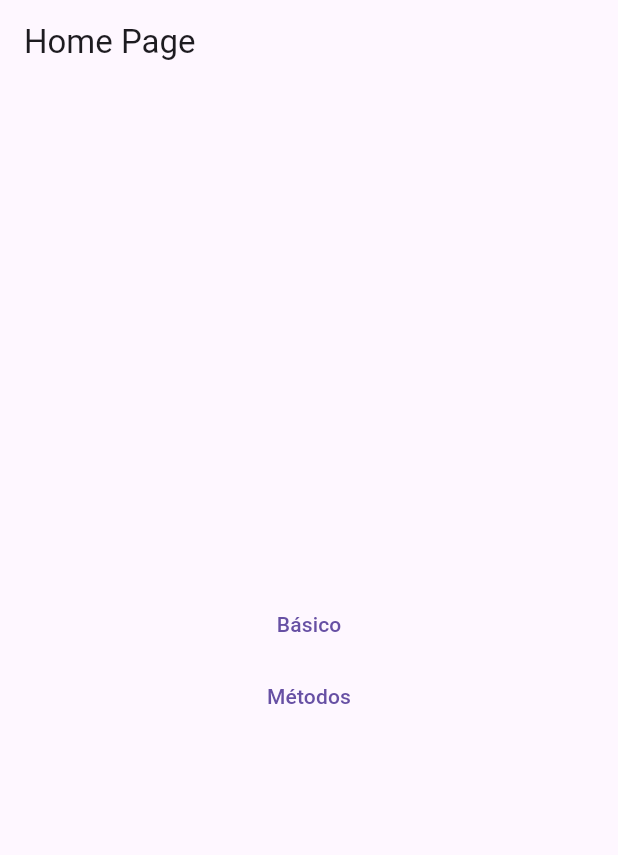
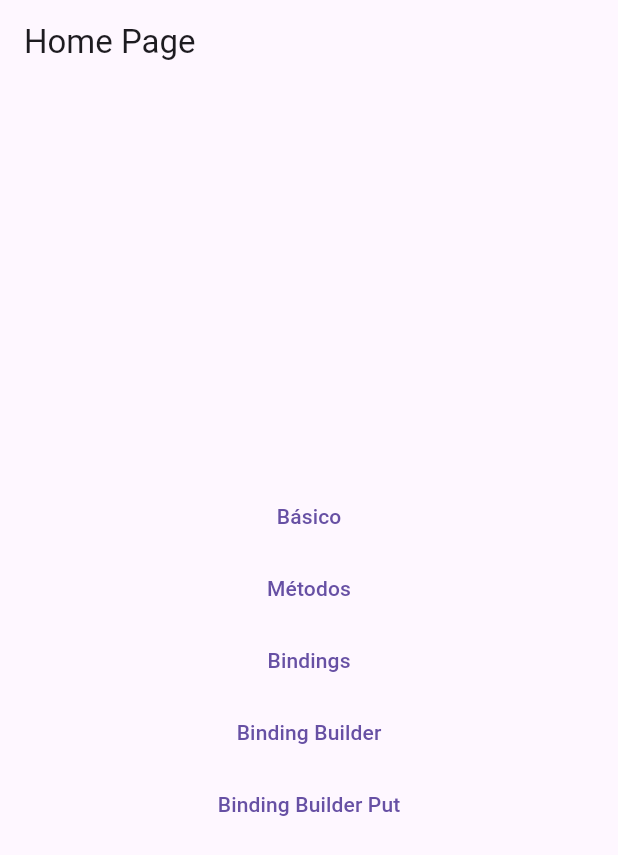
Before and after one commit to enzozami/flutter-getx-dependency-study, a Flutter app: the screen it shows after launch, on a phone screen of 412 x 824 dp. Shown: the top 855 px of the screen. Run offline on Flutter 3.47's test engine with Material 3 defaults, Android fonts, the phone set to English and light mode, and no system bars; our stand-ins replace get, shared_preferences.

Commit message:
feat: bindings

```diff
--- a/lib/main.dart
+++ b/lib/main.dart
@@ -1,7 +1,12 @@
 import 'package:flutter/material.dart';
+import 'package:get/get_core/src/get_main.dart';
+import 'package:get/get_instance/get_instance.dart';
 import 'package:get/get_navigation/src/root/get_material_app.dart';
 import 'package:get/get_navigation/src/routes/get_route.dart';
 import 'package:get_dependencias/pages/basico/basico_home_page.dart';
+import 'package:get_dependencias/pages/bindings/bindings_controller.dart';
+import 'package:get_dependencias/pages/bindings/bindings_example.dart';
+import 'package:get_dependencias/pages/bindings/bindings_home_page.dart';
 import 'package:get_dependencias/pages/home_page.dart';
 import 'package:get_dependencias/pages/metodos/create/create_home_page.dart';
 import 'package:get_dependencias/pages/metodos/delete_update/delete_page.dart';
@@ -58,7 +63,30 @@ class MyApp extends StatelessWidget {
               page: () => DeletePage(),
             ),
           ],
-        )
+        ),
+        GetPage(
+          name: '/bindings',
+          binding: BindingsExample(),
+          page: () => BindingsHomePage(),
+        ),
+        GetPage(
+          name: '/binding_builder',
+          binding: BindingsBuilder(
+            () {
+              Get.put(
+                BindingsController(nome: 'Inicializado dentro do Binding'),
+              );
+            },
+          ),
+          page: () => BindingsHomePage(),
+        ),
+        GetPage(
+          name: '/binding_builder_put',
+          binding: BindingsBuilder.put(
+            () => BindingsController(nome: 'Inicializado dentro do Binding'),
+          ),
+          page: () => BindingsHomePage(),
+        ),
       ],
     );
   }
--- /dev/null
+++ b/lib/pages/bindings/bindings_controller.dart
@@ -0,0 +1,6 @@
+class BindingsController {
+  String nome;
+  BindingsController({
+    required this.nome,
+  });
+}
--- /dev/null
+++ b/lib/pages/bindings/bindings_example.dart
@@ -0,0 +1,17 @@
+import 'dart:developer';
+
+import 'package:get/get_instance/get_instance.dart';
+import 'package:get/route_manager.dart';
+import 'package:get_dependencias/pages/bindings/bindings_controller.dart';
+
+class BindingsExample extends Bindings {
+  BindingsExample() {
+    log('Iniciando BindingsExample');
+  }
+
+  @override
+  void dependencies() {
+    log('Carregando as instancias');
+    Get.put(BindingsController(nome: 'Inicializado dentro do Binding'));
+  }
+}
--- a/lib/pages/home_page.dart
+++ b/lib/pages/home_page.dart
@@ -25,6 +25,24 @@ class HomePage extends StatelessWidget {
               },
               child: Text('Métodos'),
             ),
+            TextButton(
+              onPressed: () {
+                Navigator.of(context).pushNamed('/bindings');
+              },
+              child: Text('Bindings'),
+            ),
+            TextButton(
+              onPressed: () {
+                Navigator.of(context).pushNamed('/binding_builder');
+              },
+              child: Text('Binding Builder'),
+            ),
+            TextButton(
+              onPressed: () {
+                Navigator.of(context).pushNamed('/binding_builder_put');
+              },
+              child: Text('Binding Builder Put'),
+            ),
           ],
         ),
       ),
```
Also changed, not shown: lib/pages/bindings/bindings_home_page.dart (added, +29 -0 lines).
